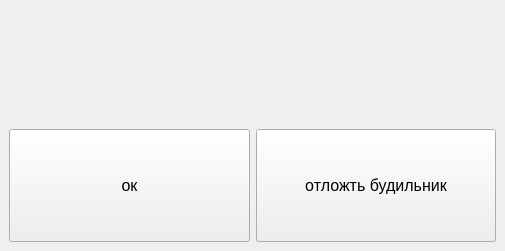
This is Alarm_Trigger.ui in arseny113/PyQtAlarm as Qt 5 draws it before an edit. The edited form follows.
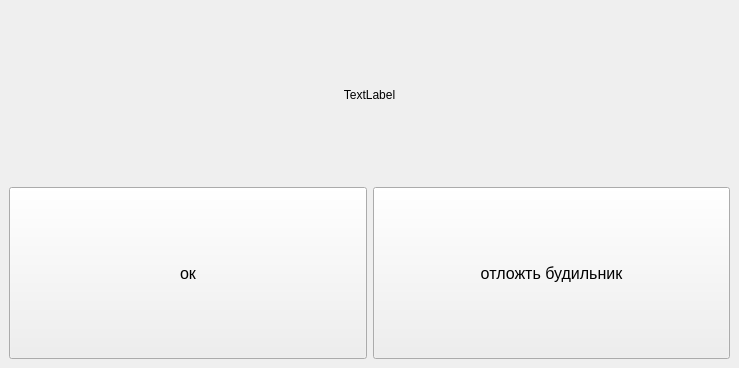
This is the edited form.

Diff of the .ui file:
```diff
--- a/Alarm_Trigger.ui
+++ b/Alarm_Trigger.ui
@@ -6,21 +6,19 @@
    <rect>
     <x>0</x>
     <y>0</y>
-    <width>505</width>
-    <height>251</height>
+    <width>739</width>
+    <height>368</height>
    </rect>
   </property>
   <property name="windowTitle">
    <string>MainWindow</string>
   </property>
   <widget class="QWidget" name="centralwidget">
-   <layout class="QHBoxLayout" name="horizontalLayout_2">
-    <item>
      <layout class="QVBoxLayout" name="verticalLayout">
       <item>
-       <widget class="QLabel" name="Wtime_passed">
+     <widget class="QLabel" name="label">
         <property name="text">
-         <string/>
+       <string>TextLabel</string>
         </property>
         <property name="alignment">
          <set>Qt::AlignCenter</set>
@@ -64,8 +62,6 @@
            <string>отложть будильник</string>
           </property>
          </widget>
-        </item>
-       </layout>
       </item>
      </layout>
     </item>
```
Lines whose indentation alone changed are shown as unchanged.
